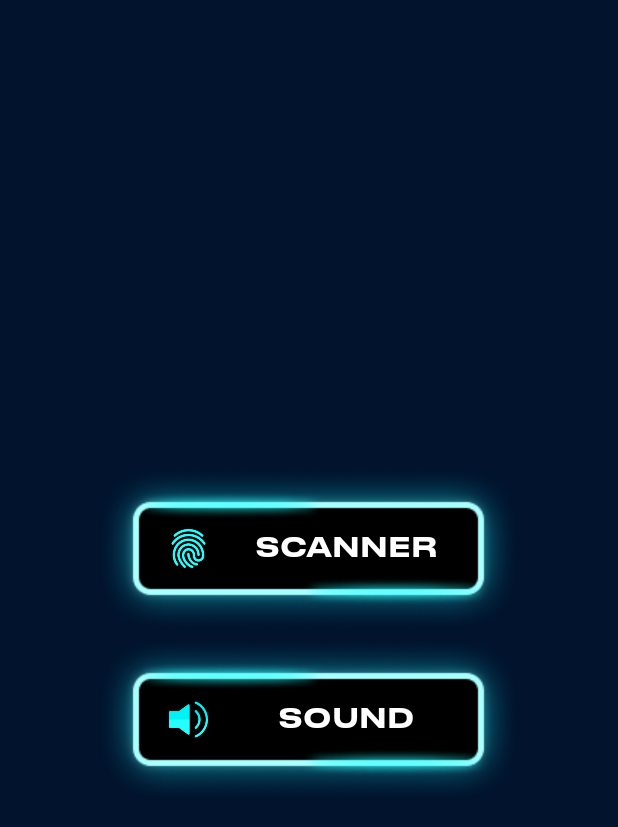
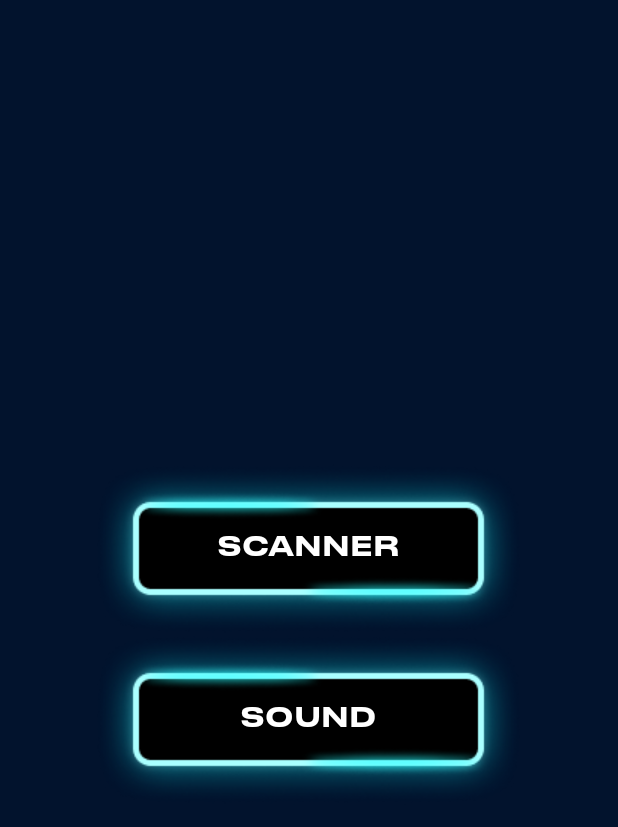
Before and after one commit to trankien2502/lie_detector, an Android app: the MainActivity screen opened directly, with no data from a screen before it, on a phone screen of 412 x 824 dp. Shown: the top 827 px of the screen. Run offline under Robolectric (Android 15) with nearby library versions, the phone set to English and light mode, and no system bars.

Commit message:
up ver 101

```diff
--- a/app/src/main/res/layout/activity_main.xml
+++ b/app/src/main/res/layout/activity_main.xml
@@ -1,6 +1,5 @@
 <?xml version="1.0" encoding="utf-8"?>
 <RelativeLayout xmlns:android="http://schemas.android.com/apk/res/android"
-    xmlns:app="http://schemas.android.com/apk/res-auto"
     android:layout_width="match_parent"
     android:layout_height="match_parent"
     android:background="#02132d">
@@ -24,44 +23,26 @@
                 android:adjustViewBounds="true"
                 android:src="@drawable/img_button_border_home" />
 
-            <androidx.constraintlayout.widget.ConstraintLayout
+            <LinearLayout
                 android:layout_width="match_parent"
                 android:layout_height="match_parent"
-                android:layout_margin="26dp">
-
-
-                <ImageView
-                    android:id="@+id/imageView"
-                    android:layout_width="26dp"
-                    android:layout_height="26dp"
-                    android:layout_centerHorizontal="true"
-                    android:layout_centerVertical="true"
-                    android:layout_marginStart="24dp"
-                    android:src="@drawable/img_finger_print_home"
-                    app:layout_constraintBottom_toBottomOf="parent"
-                    app:layout_constraintStart_toStartOf="parent"
-                    app:layout_constraintTop_toTopOf="parent" />
-
+                android:layout_margin="26dp"
+                android:gravity="center"
+                android:orientation="horizontal">
 
                 <TextView
                     android:layout_width="wrap_content"
                     android:layout_height="wrap_content"
-                    android:layout_centerInParent="true"
                     android:fontFamily="@font/druk_text_wide_medium_trial"
                     android:gravity="center"
                     android:text="@string/scanner"
                     android:textColor="@color/white"
-                    android:textSize="18sp"
-                    app:layout_constraintBottom_toBottomOf="parent"
-                    app:layout_constraintEnd_toEndOf="parent"
-                    app:layout_constraintStart_toEndOf="@+id/imageView"
-                    app:layout_constraintTop_toTopOf="parent" />
-            </androidx.constraintlayout.widget.ConstraintLayout>
+                    android:textSize="18sp" />
+            </LinearLayout>
 
         </FrameLayout>
 
         <FrameLayout
-
             android:id="@+id/layout_sounds"
             android:layout_width="wrap_content"
             android:layout_height="wrap_content"
@@ -74,39 +55,22 @@
                 android:adjustViewBounds="true"
                 android:src="@drawable/img_button_border_home" />
 
-            <androidx.constraintlayout.widget.ConstraintLayout
+            <LinearLayout
                 android:layout_width="match_parent"
                 android:layout_height="match_parent"
-                android:layout_margin="26dp">
-
-
-                <ImageView
-                    android:id="@+id/imageView2"
-                    android:layout_width="26dp"
-                    android:layout_height="26dp"
-                    android:layout_centerHorizontal="true"
-                    android:layout_centerVertical="true"
-                    android:layout_marginStart="24dp"
-                    android:src="@drawable/img_sound_home"
-                    app:layout_constraintBottom_toBottomOf="parent"
-                    app:layout_constraintStart_toStartOf="parent"
-                    app:layout_constraintTop_toTopOf="parent" />
-
+                android:layout_margin="26dp"
+                android:gravity="center"
+                android:orientation="horizontal">
 
                 <TextView
                     android:layout_width="wrap_content"
                     android:layout_height="wrap_content"
-                    android:layout_centerInParent="true"
                     android:fontFamily="@font/druk_text_wide_medium_trial"
                     android:gravity="center"
                     android:text="@string/sound"
                     android:textColor="@color/white"
-                    android:textSize="18sp"
-                    app:layout_constraintBottom_toBottomOf="parent"
-                    app:layout_constraintEnd_toEndOf="parent"
-                    app:layout_constraintStart_toEndOf="@+id/imageView2"
-                    app:layout_constraintTop_toTopOf="parent" />
-            </androidx.constraintlayout.widget.ConstraintLayout>
+                    android:textSize="18sp" />
+            </LinearLayout>
 
         </FrameLayout>
     </LinearLayout>
```
